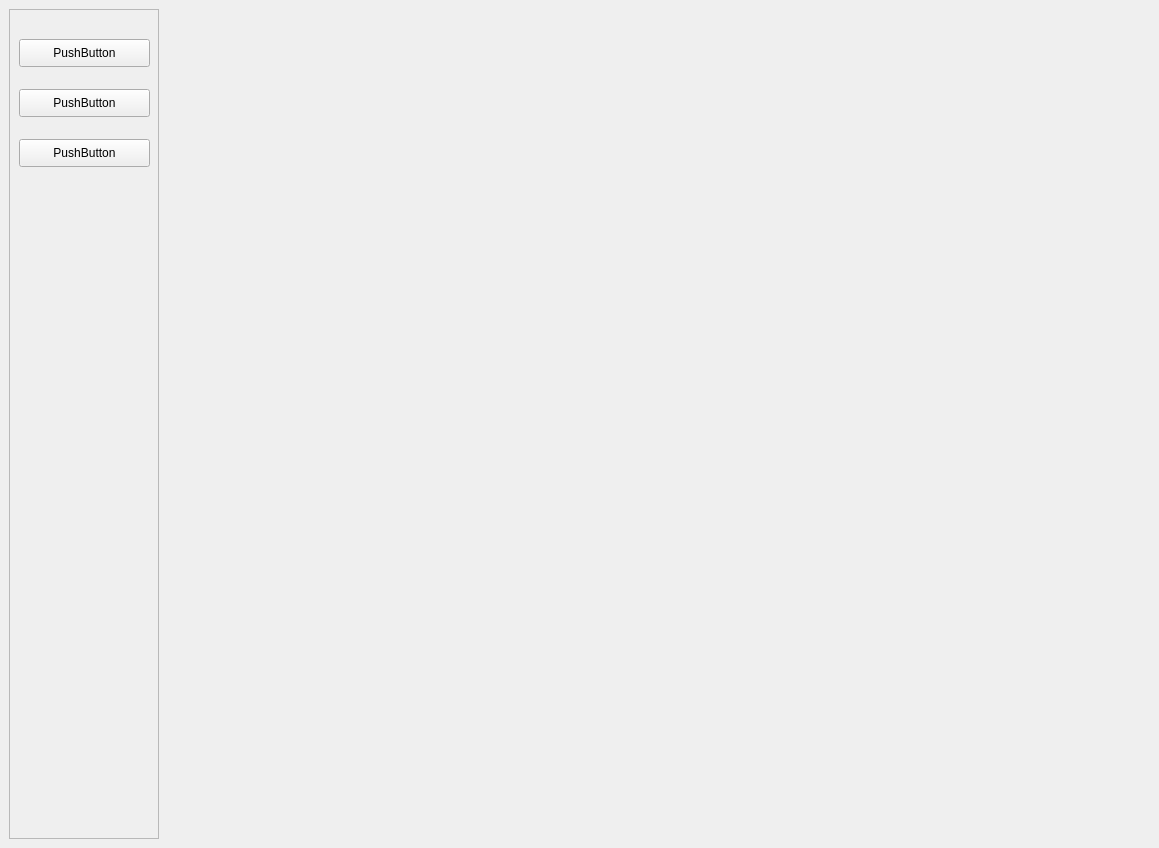
Old version of the form Resources/window.ui in the repository AntZot/GamedevDB.
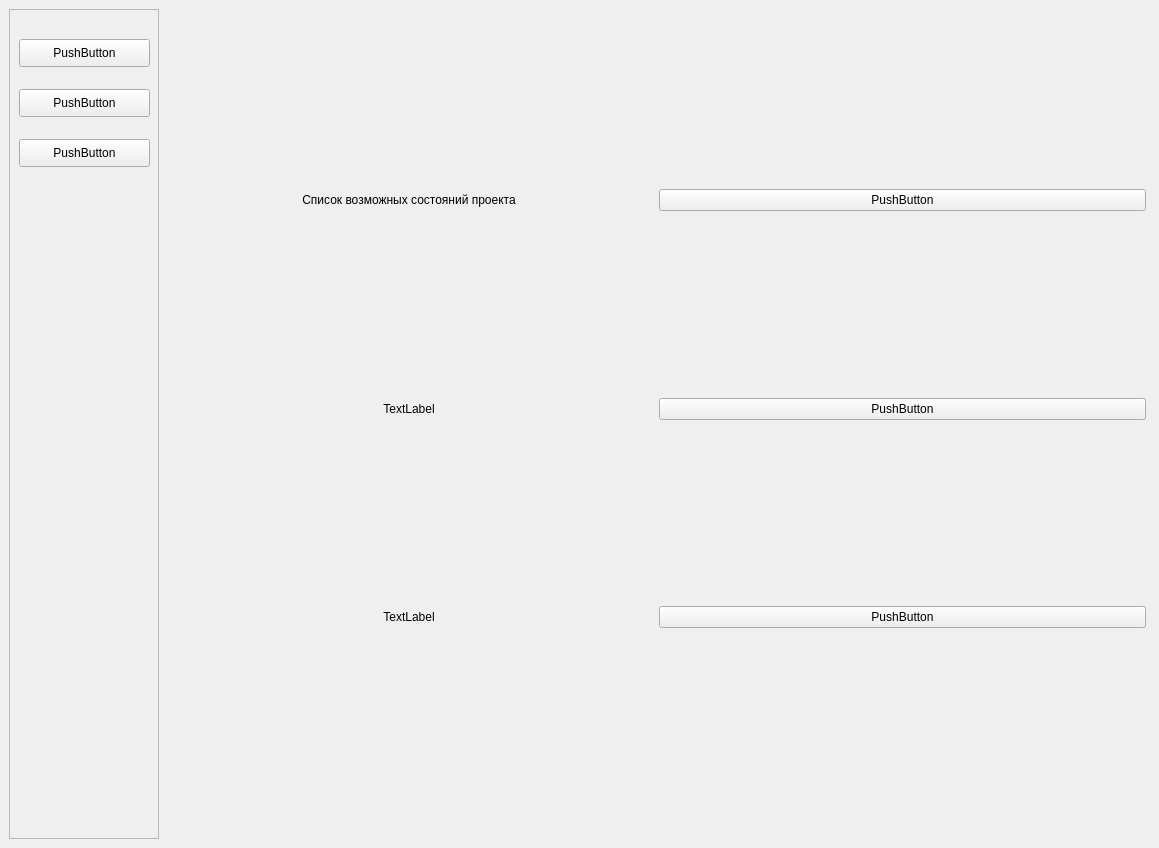
New version of the form.

Commit message: Added sortMenu, delete & edit button

Diff of the .ui file:
```diff
--- a/Resources/window.ui
+++ b/Resources/window.ui
@@ -15,62 +15,7 @@
   </property>
   <widget class="QWidget" name="centralwidget">
    <layout class="QGridLayout" name="gridLayout_3">
-    <item row="0" column="0">
-     <widget class="QFrame" name="frame_2">
-      <property name="minimumSize">
-       <size>
-        <width>150</width>
-        <height>0</height>
-       </size>
-      </property>
-      <property name="frameShape">
-       <enum>QFrame::StyledPanel</enum>
-      </property>
-      <property name="frameShadow">
-       <enum>QFrame::Raised</enum>
-      </property>
-      <widget class="QPushButton" name="pushButton_3">
-       <property name="geometry">
-        <rect>
-         <x>10</x>
-         <y>30</y>
-         <width>131</width>
-         <height>28</height>
-        </rect>
-       </property>
-       <property name="text">
-        <string>PushButton</string>
-       </property>
-      </widget>
-      <widget class="QPushButton" name="pushButton_4">
-       <property name="geometry">
-        <rect>
-         <x>10</x>
-         <y>80</y>
-         <width>131</width>
-         <height>28</height>
-        </rect>
-       </property>
-       <property name="text">
-        <string>PushButton</string>
-       </property>
-      </widget>
-      <widget class="QPushButton" name="pushButton_5">
-       <property name="geometry">
-        <rect>
-         <x>10</x>
-         <y>130</y>
-         <width>131</width>
-         <height>28</height>
-        </rect>
-       </property>
-       <property name="text">
-        <string>PushButton</string>
-       </property>
-      </widget>
-     </widget>
-    </item>
-    <item row="0" column="1">
+    <item row="0" column="2">
      <widget class="QStackedWidget" name="stackedWidget">
       <property name="minimumSize">
        <size>
@@ -129,7 +74,181 @@
         </property>
        </widget>
       </widget>
-      <widget class="QWidget" name="page_2"/>
+      <widget class="QWidget" name="page_2">
+       <widget class="QWidget" name="gridLayoutWidget">
+        <property name="geometry">
+         <rect>
+          <x>0</x>
+          <y>-1</y>
+          <width>981</width>
+          <height>801</height>
+         </rect>
+        </property>
+        <layout class="QGridLayout" name="gridLayout">
+         <item row="0" column="1">
+          <spacer name="verticalSpacer_3">
+           <property name="orientation">
+            <enum>Qt::Vertical</enum>
+           </property>
+           <property name="sizeHint" stdset="0">
+            <size>
+             <width>20</width>
+             <height>40</height>
+            </size>
+           </property>
+          </spacer>
+         </item>
+         <item row="2" column="1">
+          <spacer name="verticalSpacer_2">
+           <property name="orientation">
+            <enum>Qt::Vertical</enum>
+           </property>
+           <property name="sizeHint" stdset="0">
+            <size>
+             <width>20</width>
+             <height>40</height>
+            </size>
+           </property>
+          </spacer>
+         </item>
+         <item row="1" column="0">
+          <widget class="QLabel" name="label">
+           <property name="text">
+            <string>Список возможных состояний проекта</string>
+           </property>
+           <property name="alignment">
+            <set>Qt::AlignCenter</set>
+           </property>
+           <property name="wordWrap">
+            <bool>false</bool>
+           </property>
+          </widget>
+         </item>
+         <item row="3" column="0">
+          <widget class="QLabel" name="label_2">
+           <property name="text">
+            <string>TextLabel</string>
+           </property>
+           <property name="alignment">
+            <set>Qt::AlignCenter</set>
+           </property>
+          </widget>
+         </item>
+         <item row="4" column="1">
+          <spacer name="verticalSpacer">
+           <property name="orientation">
+            <enum>Qt::Vertical</enum>
+           </property>
+           <property name="sizeHint" stdset="0">
+            <size>
+             <width>20</width>
+             <height>40</height>
+            </size>
+           </property>
+          </spacer>
+         </item>
+         <item row="1" column="1">
+          <widget class="QPushButton" name="pushButton_6">
+           <property name="text">
+            <string>PushButton</string>
+           </property>
+          </widget>
+         </item>
+         <item row="5" column="1">
+          <widget class="QPushButton" name="pushButton_8">
+           <property name="text">
+            <string>PushButton</string>
+           </property>
+          </widget>
+         </item>
+         <item row="3" column="1">
+          <widget class="QPushButton" name="pushButton_7">
+           <property name="text">
+            <string>PushButton</string>
+           </property>
+          </widget>
+         </item>
+         <item row="5" column="0">
+          <widget class="QLabel" name="label_3">
+           <property name="text">
+            <string>TextLabel</string>
+           </property>
+           <property name="alignment">
+            <set>Qt::AlignCenter</set>
+           </property>
+          </widget>
+         </item>
+         <item row="6" column="1">
+          <spacer name="verticalSpacer_4">
+           <property name="orientation">
+            <enum>Qt::Vertical</enum>
+           </property>
+           <property name="sizeHint" stdset="0">
+            <size>
+             <width>20</width>
+             <height>40</height>
+            </size>
+           </property>
+          </spacer>
+         </item>
+        </layout>
+       </widget>
+      </widget>
+     </widget>
+    </item>
+    <item row="0" column="0">
+     <widget class="QFrame" name="frame_2">
+      <property name="minimumSize">
+       <size>
+        <width>150</width>
+        <height>0</height>
+       </size>
+      </property>
+      <property name="frameShape">
+       <enum>QFrame::StyledPanel</enum>
+      </property>
+      <property name="frameShadow">
+       <enum>QFrame::Raised</enum>
+      </property>
+      <widget class="QPushButton" name="pushButton_3">
+       <property name="geometry">
+        <rect>
+         <x>10</x>
+         <y>30</y>
+         <width>131</width>
+         <height>28</height>
+        </rect>
+       </property>
+       <property name="text">
+        <string>PushButton</string>
+       </property>
+      </widget>
+      <widget class="QPushButton" name="pushButton_4">
+       <property name="geometry">
+        <rect>
+         <x>10</x>
+         <y>80</y>
+         <width>131</width>
+         <height>28</height>
+        </rect>
+       </property>
+       <property name="text">
+        <string>PushButton</string>
+       </property>
+      </widget>
+      <widget class="QPushButton" name="pushButton_5">
+       <property name="geometry">
+        <rect>
+         <x>10</x>
+         <y>130</y>
+         <width>131</width>
+         <height>28</height>
+        </rect>
+       </property>
+       <property name="text">
+        <string>PushButton</string>
+       </property>
+      </widget>
      </widget>
     </item>
    </layout>
```
The commit also changes 10 other files.
